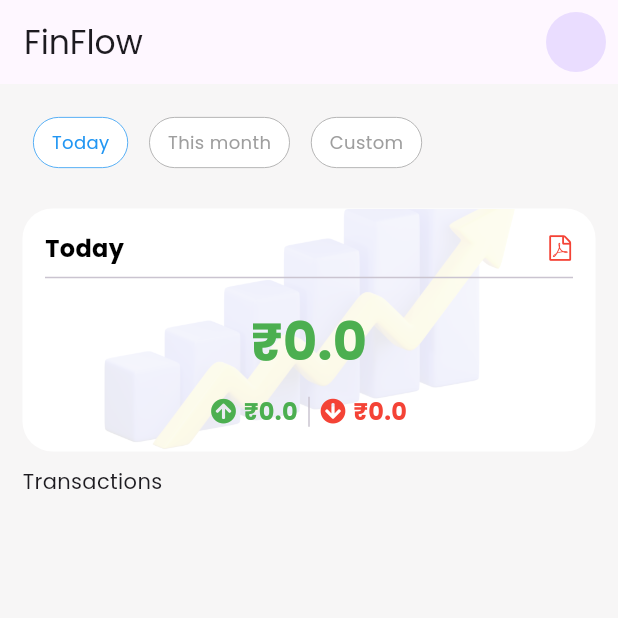
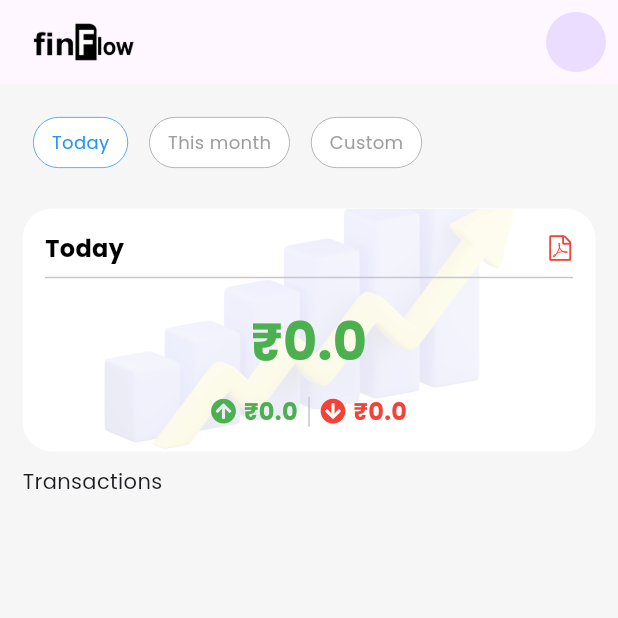
Before and after one commit to Vineeth-Kolichal/FIn-Flow, a Flutter app: the HomeScreen screen opened directly, on a phone screen of 412 x 824 dp, the top half of it. Run offline on Flutter 3.47's test engine with Material 3 defaults, Android fonts, the phone set to English and light mode, and no system bars; our stand-ins replace bloc, cloud_firestore, dartz, firebase_auth, firebase_core, flutter_bloc and 8 more; accounts and stored records are empty.

Commit message:
some changes

```diff
--- a/lib/features/home/presentation/pages/home_screen.dart
+++ b/lib/features/home/presentation/pages/home_screen.dart
@@ -37,7 +37,12 @@ class HomeScreen extends StatelessWidget with HomeHelper {
         title: Column(
           crossAxisAlignment: CrossAxisAlignment.start,
           children: [
-            Hero(tag: 'logo', child: Text('FinFlow')),
+            Hero(
+                tag: 'logo',
+                child: Image.asset(
+                  'assets/images/fin_flow_logo.png',
+                  height: 30,
+                )),
           ],
         ),
         actions: [
```
Also changed, not shown: lib/features/authentication/presentation/pages/login_screen.dart (+14 -1 lines), lib/features/splash/presentation/pages/splash_screen.dart (+9 -1 lines), pubspec.yaml (+8 -0 lines), assets/images/fin_flow_icon.png (added), assets/images/fin_flow_logo.png (added), pubspec.lock, 28 other files.
